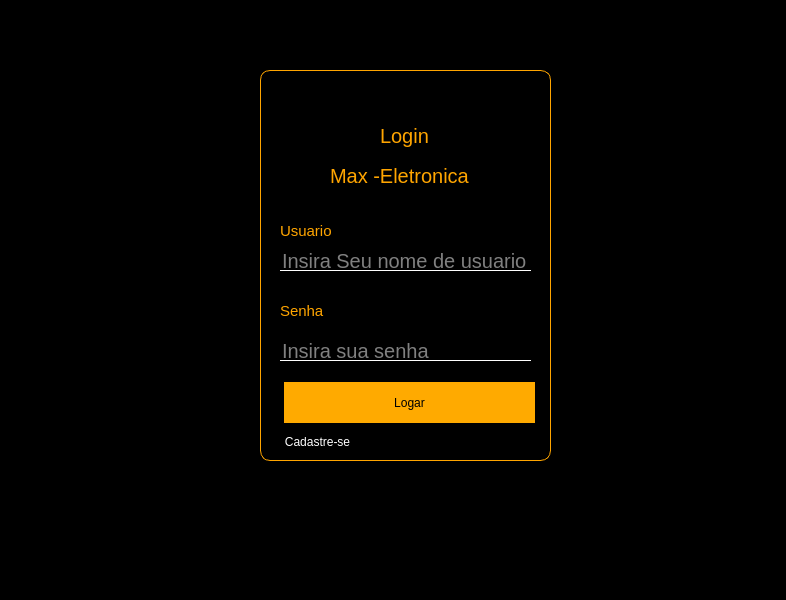
Old version of the form paginas/paginaLogin.ui in the repository edsay12/Projeto_Introdu-ao_A_Progama-oa.
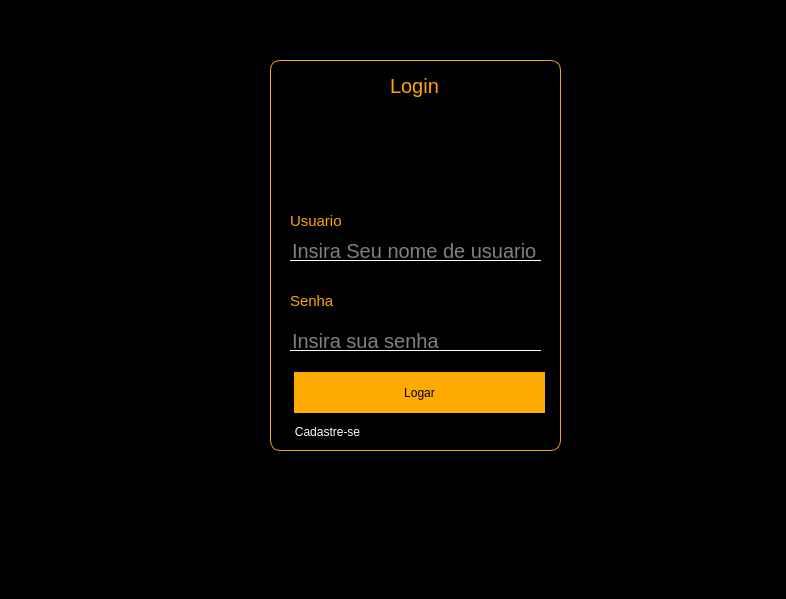
New version of the form. Icons and pictures are not drawn.

Commit message: concertado pagina de login

```diff
--- a/paginas/paginaLogin.ui
+++ b/paginas/paginaLogin.ui
@@ -7,7 +7,7 @@
     <x>0</x>
     <y>0</y>
     <width>786</width>
-    <height>600</height>
+    <height>599</height>
    </rect>
   </property>
   <property name="windowTitle">
@@ -20,8 +20,8 @@
    <widget class="QFrame" name="frame">
     <property name="geometry">
      <rect>
-      <x>260</x>
-      <y>70</y>
+      <x>270</x>
+      <y>60</y>
       <width>291</width>
       <height>391</height>
      </rect>
@@ -40,7 +40,7 @@
      <property name="geometry">
       <rect>
        <x>120</x>
-       <y>50</y>
+       <y>10</y>
        <width>61</width>
        <height>31</height>
       </rect>
@@ -54,24 +54,6 @@
       <string>Login</string>
      </property>
     </widget>
-    <widget class="QLabel" name="Logo">
-     <property name="geometry">
-      <rect>
-       <x>70</x>
-       <y>90</y>
-       <width>161</width>
-       <height>31</height>
-      </rect>
-     </property>
-     <property name="styleSheet">
-      <string notr="true">color:orange;
-font-size:20px;
-border:none</string>
-     </property>
-     <property name="text">
-      <string>Max -Eletronica</string>
-     </property>
-    </widget>
     <widget class="QLabel" name="label_3">
      <property name="geometry">
       <rect>
@@ -188,6 +170,43 @@
       <string>Cadastre-se</string>
      </property>
     </widget>
+    <widget class="QLabel" name="label">
+     <property name="geometry">
+      <rect>
+       <x>90</x>
+       <y>50</y>
+       <width>101</width>
+       <height>101</height>
+      </rect>
+     </property>
+     <property name="styleSheet">
+      <string notr="true">border:none</string>
+     </property>
+     <property name="frameShape">
+      <enum>QFrame::StyledPanel</enum>
+     </property>
+     <property name="frameShadow">
+      <enum>QFrame::Raised</enum>
+     </property>
+     <property name="text">
+      <string/>
+     </property>
+     <property name="textFormat">
+      <enum>Qt::MarkdownText</enum>
+     </property>
+     <property name="pixmap">
+      <pixmap>:/imgfile/OIP__1_-removebg-preview-removebg-preview.png</pixmap>
+     </property>
+     <property name="scaledContents">
+      <bool>true</bool>
+     </property>
+     <property name="wordWrap">
+      <bool>false</bool>
+     </property>
+     <property name="openExternalLinks">
+      <bool>false</bool>
+     </property>
+    </widget>
    </widget>
    <widget class="QLabel" name="label_aviso">
     <property name="geometry">
```
Left out of the diff: 5 changed lines with no effect on the pictures. The commit also changes 13 other files.
